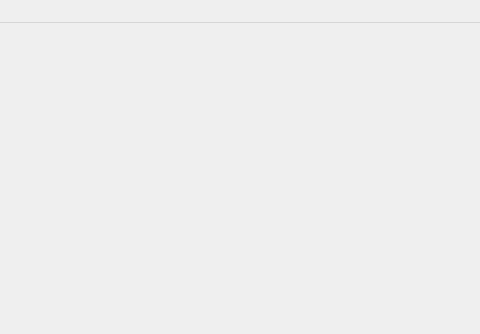
The window that UI.ui (LASTLINEK/BaoShiMiZhen) describes before a commit, drawn with Qt 5; both pictures show x 720 to 1200 and y 0 to 334 of the 1200 by 826 pixel window.
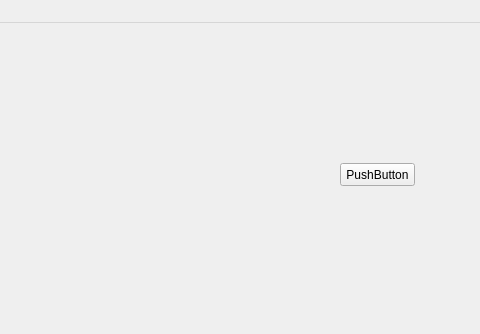
The same window after the commit. Icons and pictures are not drawn.

What changed in the file:
```diff
--- a/UI.ui
+++ b/UI.ui
@@ -95,6 +95,19 @@
      <string>排行榜</string>
     </property>
    </widget>
+   <widget class="QPushButton" name="musicButton">
+    <property name="geometry">
+     <rect>
+      <x>1060</x>
+      <y>140</y>
+      <width>75</width>
+      <height>23</height>
+     </rect>
+    </property>
+    <property name="text">
+     <string>PushButton</string>
+    </property>
+   </widget>
   </widget>
   <widget class="QMenuBar" name="menuBar">
    <property name="geometry">
```
